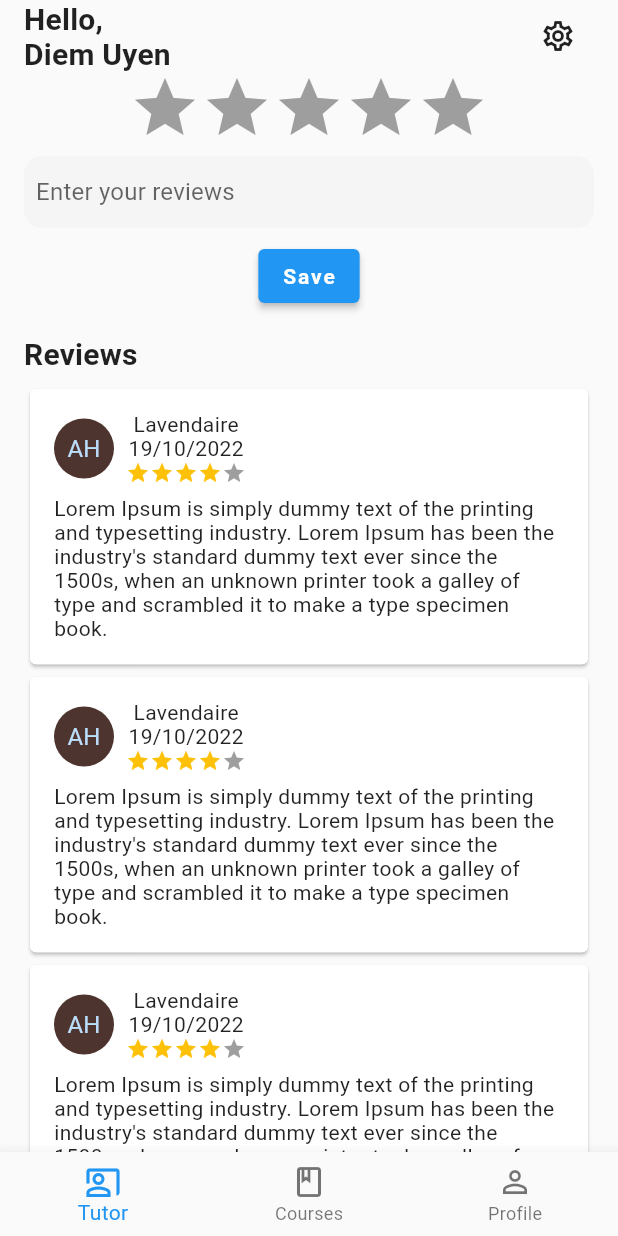
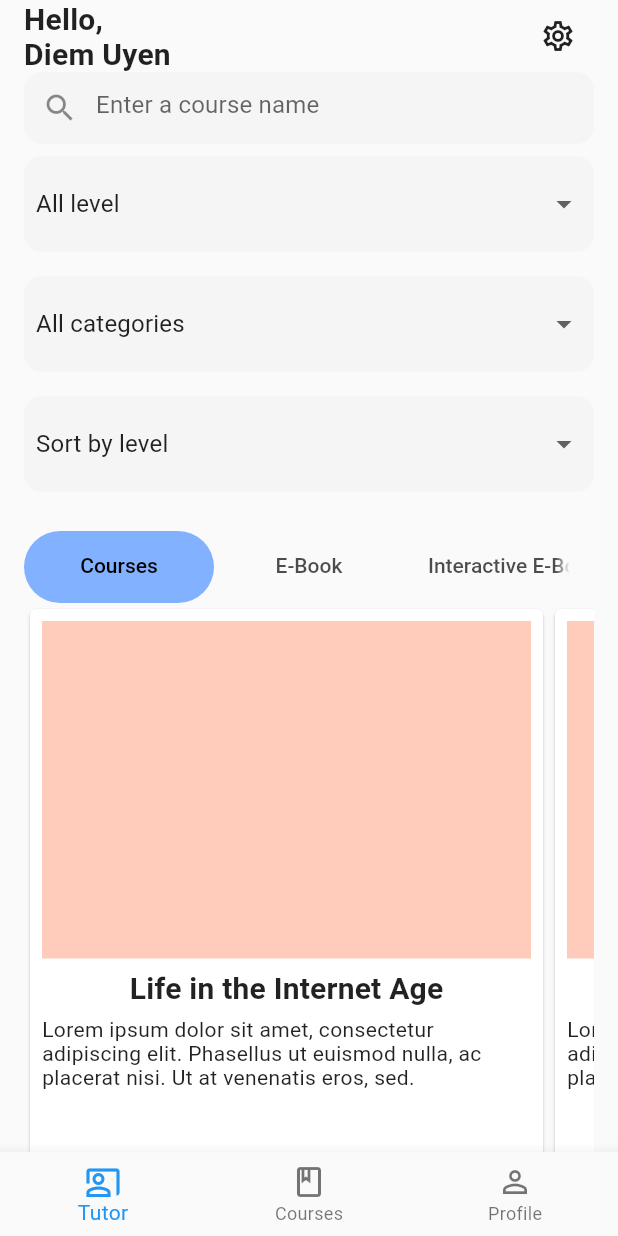
Before and after one commit to DiemUyen/CSC13118_LetTutor, a Flutter app: the screen it shows after launch, on a phone screen of 412 x 824 dp. Run offline on Flutter 3.47's test engine with Material 2 defaults, Android fonts, the phone set to English and light mode, and no system bars; drawn by our look-alikes of flutter_rating_bar; missing offline and left inert: flutter_rounded_date_picker.

Commit message:
Draft Courses page

```diff
--- a/let_tutor/lib/main.dart
+++ b/let_tutor/lib/main.dart
@@ -2,6 +2,7 @@ import 'package:flutter/material.dart';
 import 'package:let_tutor/routes/authentication/forgot_password.dart';
 import 'package:let_tutor/routes/authentication/sign_in_form.dart';
 import 'package:let_tutor/routes/authentication/sign_up_form.dart';
+import 'package:let_tutor/routes/course/courses_page.dart';
 import 'package:let_tutor/routes/tutor/tutor_detail.dart';
 import 'package:let_tutor/routes/tutor/tutor_home_page.dart';
 import 'package:let_tutor/routes/tutor/tutor_reviews.dart';
@@ -33,7 +34,7 @@ class MyApp extends StatelessWidget {
                   TransparentAppBar(),
                   Padding(
                     padding: EdgeInsets.symmetric(horizontal: 16.0),
-                    child: TutorReviewPage(),
+                    child: CousesPage(),
                   )
                 ],
               ),
--- /dev/null
+++ b/let_tutor/lib/routes/course/courses_page.dart
@@ -0,0 +1,148 @@
+import 'package:flutter/material.dart';
+import 'package:let_tutor/widgets/course_card.dart';
+import 'package:let_tutor/widgets/search_bar.dart';
+
+class CousesPage extends StatefulWidget {
+  const CousesPage({Key? key}) : super(key: key);
+
+  @override
+  State<CousesPage> createState() => _CousesPageState();
+}
+
+class _CousesPageState extends State<CousesPage> with SingleTickerProviderStateMixin{
+
+  List<String> levels = ['All level', 'Beginner', 'Upper-Beginner', 'Pre-Intermediate', 'Intermediate', 'Upper-Intermediate', 'Pre-Advanced', 'Advanced', 'Very Advanced'];
+  List<String> categories = ['All categories', 'For Studying Abroad', 'English For Traveling', 'Conversational English', 'English For Beginners', 'Business English', 'English For Kids',
+    'STARTERS', 'PET', 'KET', 'MOVERS', 'FLYERS', 'TOEFL', 'TOEIC', 'IELTS'];
+  List<String> sortLevels = ['Sort by level', 'Level decreasing', 'Level increasing'];
+
+  late TabController _tabController;
+  @override
+  void initState() {
+    _tabController = TabController(length: 3, vsync: this);
+    super.initState();
+  }
+
+  @override
+  Widget build(BuildContext context) {
+    return LayoutBuilder( builder: (context, constraints) {
+      return Column(
+        mainAxisSize: MainAxisSize.min,
+        children: [
+          // Search
+          const SearchBar(
+            hintText: 'Enter a course name',
+          ),
+          Container(
+            margin: EdgeInsets.symmetric(vertical: 8),
+            decoration: BoxDecoration(
+              color: Colors.grey[100],
+              borderRadius: BorderRadius.circular(12),
+            ),
+            padding: const EdgeInsets.all(8),
+            child: DropdownButton<String>(
+              isExpanded: true,
+              underline: Container(
+                height: 0,
+              ),
+              value: levels.first,
+              items: levels.map<DropdownMenuItem<String>>((String value) {
+                return DropdownMenuItem<String>(value: value, child: Text(value));
+              }).toList(),
+              onChanged: (String? value) { },
+            ),
+          ),
+          Container(
+            margin: EdgeInsets.symmetric(vertical: 8),
+            decoration: BoxDecoration(
+              color: Colors.grey[100],
+              borderRadius: BorderRadius.circular(12),
+            ),
+            padding: const EdgeInsets.all(8),
+            child: DropdownButton<String>(
+              isExpanded: true,
+              underline: Container(
+                height: 0,
+              ),
+              value: categories.first,
+              items: categories.map<DropdownMenuItem<String>>((String value) {
+                return DropdownMenuItem<String>(value: value, child: Text(value));
+              }).toList(),
+              onChanged: (String? value) { },
+            ),
+          ),
+          Container(
+            margin: EdgeInsets.symmetric(vertical: 8),
+            decoration: BoxDecoration(
+              color: Colors.grey[100],
+              borderRadius: BorderRadius.circular(12),
+            ),
+            padding: const EdgeInsets.all(8),
+            child: DropdownButton<String>(
+              isExpanded: true,
+              underline: Container(
+                height: 0,
+              ),
+              value: sortLevels.first,
+              items: sortLevels.map<DropdownMenuItem<String>>((String value) {
+                return DropdownMenuItem<String>(value: value, child: Text(value));
+              }).toList(),
+              onChanged: (String? value) { },
+            ),
+          ),
+          const SizedBox(height: 16,),
+          SizedBox(
+            height: 50,
+            child: AppBar(
+              backgroundColor: Colors.transparent,
+              elevation: 0,
+              bottom: TabBar(
+                controller: _tabController,
+                labelColor: Colors.black,
+                indicatorSize: TabBarIndicatorSize.tab,
+                indicator: ShapeDecoration(
+                  shape: RoundedRectangleBorder(borderRadius: BorderRadius.circular(24)),
+                  color: Colors.blueAccent[100]
+                ),
+                tabs: const [
+                  Tab(text: 'Courses',),
+                  Tab(text: 'E-Book',),
+                  Tab(text: 'Interactive E-Book',)
+                ],
+              ),
+            ),
+          ),
+          SizedBox(
+            height: 400,
+            child: TabBarView(
+              controller: _tabController,
+              physics: const NeverScrollableScrollPhysics(),
+              children: [
+                // First tab view
+                ListView.builder(
+                  shrinkWrap: true,
+                  scrollDirection: Axis.horizontal,
+                  itemCount: 10,
+                  itemBuilder: (context, index) {
+                    return const CourseCard();
+                  },
+                ),
+                // Second tab view
+                ListView.builder(
+                  shrinkWrap: true,
+                  scrollDirection: Axis.horizontal,
+                  itemCount: 10,
+                  itemBuilder: (context, index) {
+                    return const CourseCard();
+                  },
+                ),
+                // Third tab view
+                Container(child: Center(child: Text('No data'),))
+              ],
+            ),
+          ),
+        ],
+      );
+    });
+  }
+}
--- /dev/null
+++ b/let_tutor/lib/widgets/course_card.dart
@@ -0,0 +1,40 @@
+import 'package:flutter/material.dart';
+
+class CourseCard extends StatelessWidget {
+  const CourseCard({Key? key}) : super(key: key);
+
+  @override
+  Widget build(BuildContext context) {
+    return Container(
+      height: 350,
+      width: 350,
+      child: Card(
+        child: Padding(
+          padding: const EdgeInsets.all(8.0),
+          child: Column(
+            children: [
+              // Image of course
+              Expanded(child: Container(color: Colors.deepOrange[100],)),
+              const SizedBox(height: 8,),
+              // Name
+              Text('Life in the Internet Age', style: Theme.of(context).textTheme.headline6,),
+              const SizedBox(height: 8,),
+              // Description
+              const Text('Lorem ipsum dolor sit amet, consectetur adipiscing elit. Phasellus ut euismod nulla, ac placerat nisi. Ut at venenatis eros, sed.'),
+              const SizedBox(height: 48,),
+              Row(
+                children: const [
+                  // Level
+                  Text('Intermediate'),
+                  SizedBox(width: 8,),
+                  // The number of lessons
+                  Text('9 lessons')
+                ],
+              )
+            ],
+          ),
+        ),
+      ),
+    );
+  }
+}
```
